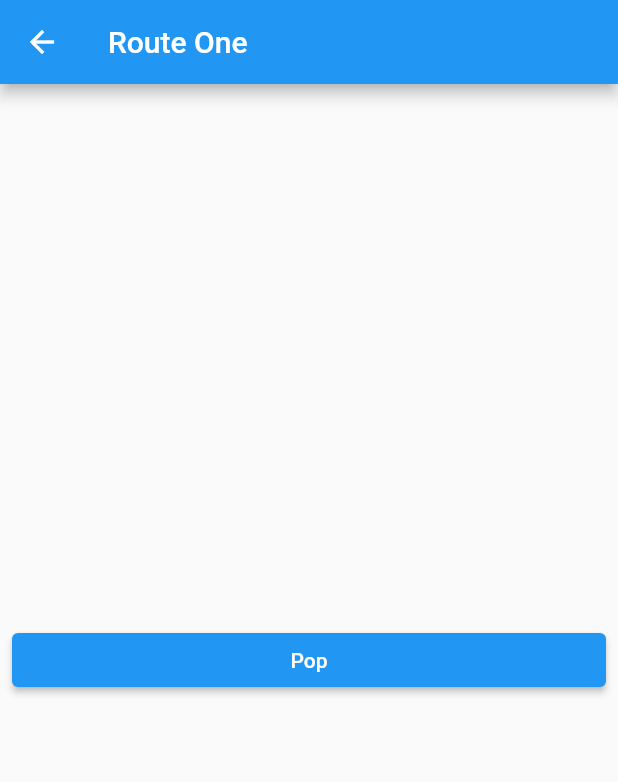
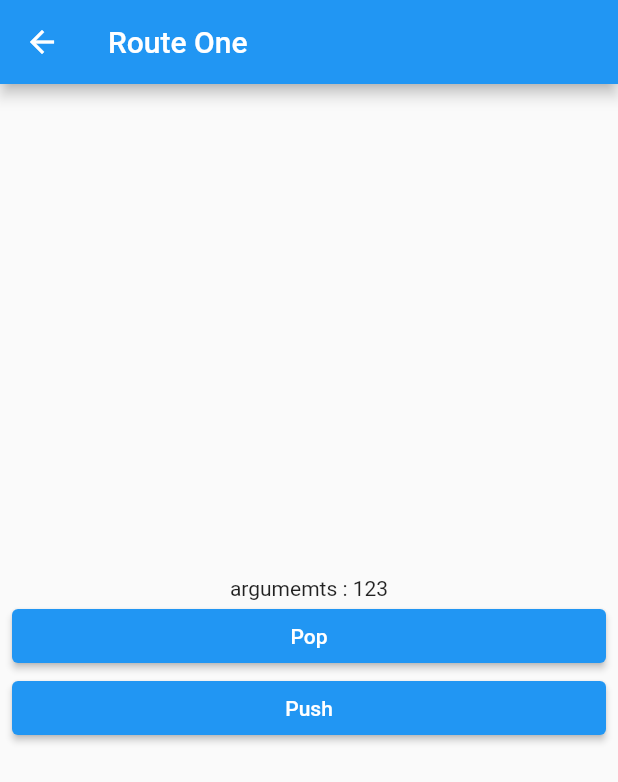
Before and after one commit to tmdtlr7031/flutter_navigation, a Flutter app: the screen it shows after launch, after a tap on "push", on a phone screen of 412 x 824 dp. Shown: the top 782 px of the screen. Run offline on Flutter 3.47's test engine with Material 2 defaults, Android fonts, the phone set to English and light mode, and no system bars.

Commit message:
argumemts 사용한 값 전달

```diff
--- a/lib/screen/home_screen.dart
+++ b/lib/screen/home_screen.dart
@@ -11,12 +11,16 @@ class HomeScreen extends StatelessWidget {
       title: 'Home Screen',
       children: [
         ElevatedButton(
-          onPressed: () {
-            Navigator.of(context).push(
+          onPressed: () async {
+            final result = await Navigator.of(context).push(
               MaterialPageRoute(
-                builder: (BuildContext context) => RouteOneScreen(),
+                builder: (BuildContext context) => RouteOneScreen(
+                  number: 123,
+                ),
               ),
             );
+
+            print(result);
           },
           child: Text('push'),
         ),
--- a/lib/screen/route_one_screen.dart
+++ b/lib/screen/route_one_screen.dart
@@ -1,20 +1,41 @@
 import 'package:flutter/material.dart';
 import 'package:navigation/layout/main_layout.dart';
-
+import 'package:navigation/screen/route_two_screen.dart';
 
 class RouteOneScreen extends StatelessWidget {
-  const RouteOneScreen({Key? key}) : super(key: key);
+  final int number;
+  const RouteOneScreen({
+    Key? key,
+    required this.number,
+  }) : super(key: key);
 
   @override
   Widget build(BuildContext context) {
     return MainLayout(
       title: 'Route One',
       children: [
+        Text(
+          'argumemts : ${number.toString()}',
+          textAlign: TextAlign.center,
+        ),
         ElevatedButton(
           onPressed: () {
-            Navigator.of(context).pop();
+            Navigator.of(context).pop(456);
           },
           child: Text('Pop'),
+        ),
+        ElevatedButton(
+          onPressed: () {
+            Navigator.of(context).push(
+              MaterialPageRoute(
+                builder: (_) => RouteTwoScreen(),
+                settings: RouteSettings(
+                  arguments: 789,
+                )
+              ),
+            );
+          },
+          child: Text('Push'),
         ),
       ],
     );
```
Also changed, not shown: lib/screen/route_two_screen.dart (+17 -4 lines).
